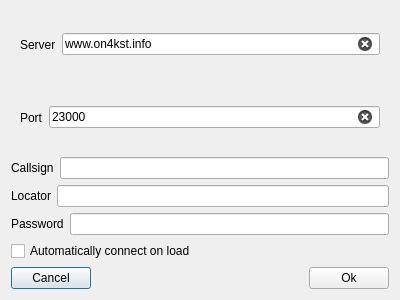
Above: mqt/MqtKSTClient/kstconfigure.ui from Rsclub22/Minos2-Mirror before the change. Below: the same form after it.
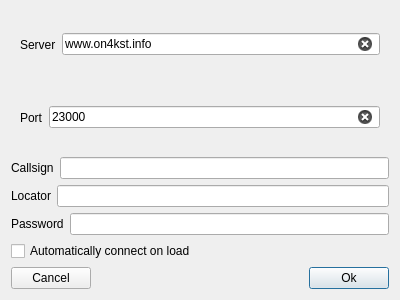
That is the form after the change.

Commit message: set OK buttons as default

Diff of the .ui file:
```diff
--- a/mqt/MqtKSTClient/kstconfigure.ui
+++ b/mqt/MqtKSTClient/kstconfigure.ui
@@ -144,6 +144,9 @@
        <property name="text">
         <string>Ok</string>
        </property>
+       <property name="default">
+        <bool>true</bool>
+       </property>
       </widget>
      </item>
     </layout>
```
The commit also changes 12 other files.
